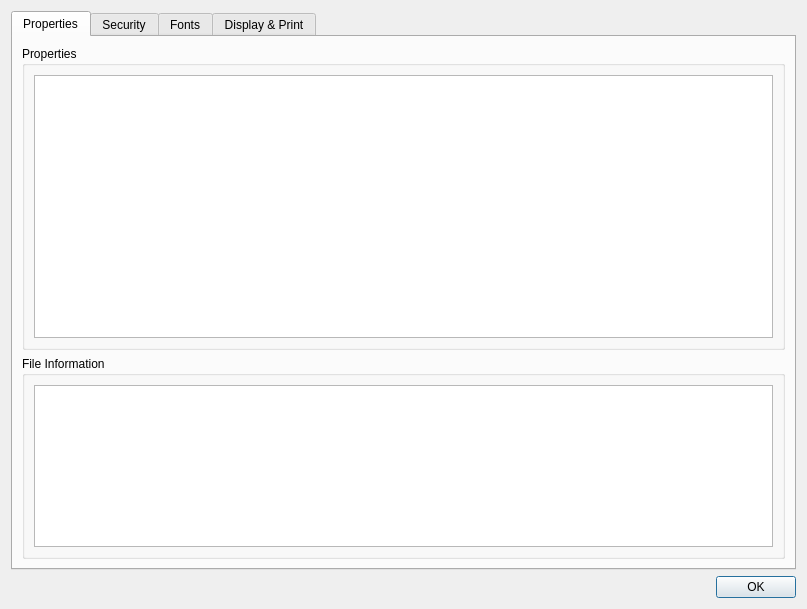
This is Pdf4QtLibGui/pdfdocumentpropertiesdialog.ui in studio-berry/loop as Qt 5 draws it before an edit. The edited form follows.
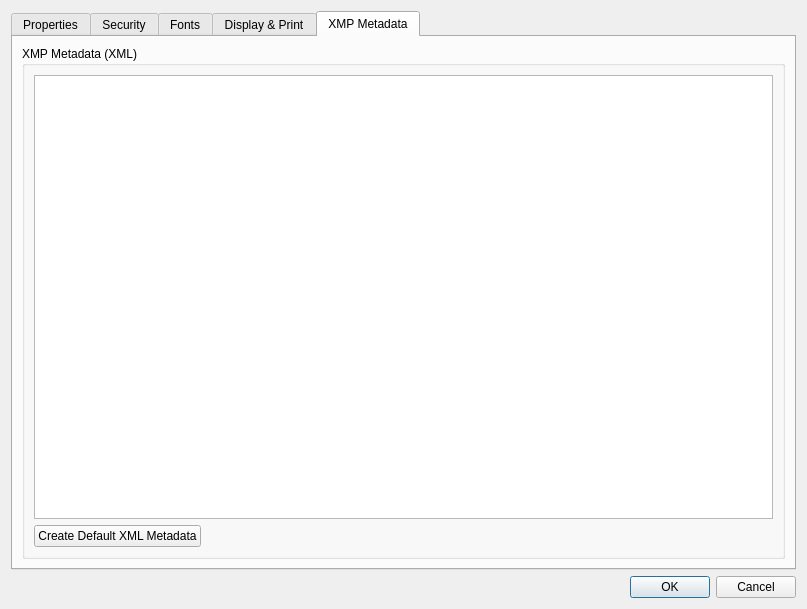
This is the edited form. The open tabs and pages were chosen to show the change.

Commit message: Issue #291: Support for editing XMP metadata or exporting to PDF/UA format

```diff
--- a/Pdf4QtLibGui/pdfdocumentpropertiesdialog.ui
+++ b/Pdf4QtLibGui/pdfdocumentpropertiesdialog.ui
@@ -192,6 +192,56 @@
        </item>
       </layout>
      </widget>
+     <widget class="QWidget" name="xmpMetadataTab">
+      <attribute name="title">
+       <string>XMP Metadata</string>
+      </attribute>
+      <layout class="QVBoxLayout" name="xmpMetadataTabLayout">
+       <item>
+        <widget class="QGroupBox" name="xmpMetadataGroupBox">
+         <property name="title">
+          <string>XMP Metadata (XML)</string>
+         </property>
+         <layout class="QVBoxLayout" name="xmpMetadataGroupBoxLayout">
+          <item>
+           <widget class="QPlainTextEdit" name="xmpMetadataPlainTextEdit">
+            <property name="lineWrapMode">
+             <enum>QPlainTextEdit::NoWrap</enum>
+            </property>
+            <property name="tabChangesFocus">
+             <bool>false</bool>
+            </property>
+           </widget>
+          </item>
+          <item>
+           <layout class="QHBoxLayout" name="xmpMetadataButtonsLayout">
+            <item>
+             <widget class="QPushButton" name="xmpMetadataDefaultPushButton">
+              <property name="text">
+               <string>Create Default XML Metadata</string>
+              </property>
+             </widget>
+            </item>
+            <item>
+             <spacer name="horizontalSpacer">
+              <property name="orientation">
+               <enum>Qt::Horizontal</enum>
+              </property>
+              <property name="sizeHint" stdset="0">
+               <size>
+                <width>40</width>
+                <height>20</height>
+               </size>
+              </property>
+             </spacer>
+            </item>
+           </layout>
+          </item>
+         </layout>
+        </widget>
+       </item>
+      </layout>
+     </widget>
     </widget>
    </item>
    <item>
@@ -200,7 +250,7 @@
       <enum>Qt::Horizontal</enum>
      </property>
      <property name="standardButtons">
-      <set>QDialogButtonBox::Ok</set>
+      <set>QDialogButtonBox::Cancel|QDialogButtonBox::Ok</set>
      </property>
     </widget>
    </item>
```
The commit also changes 16 other files.
